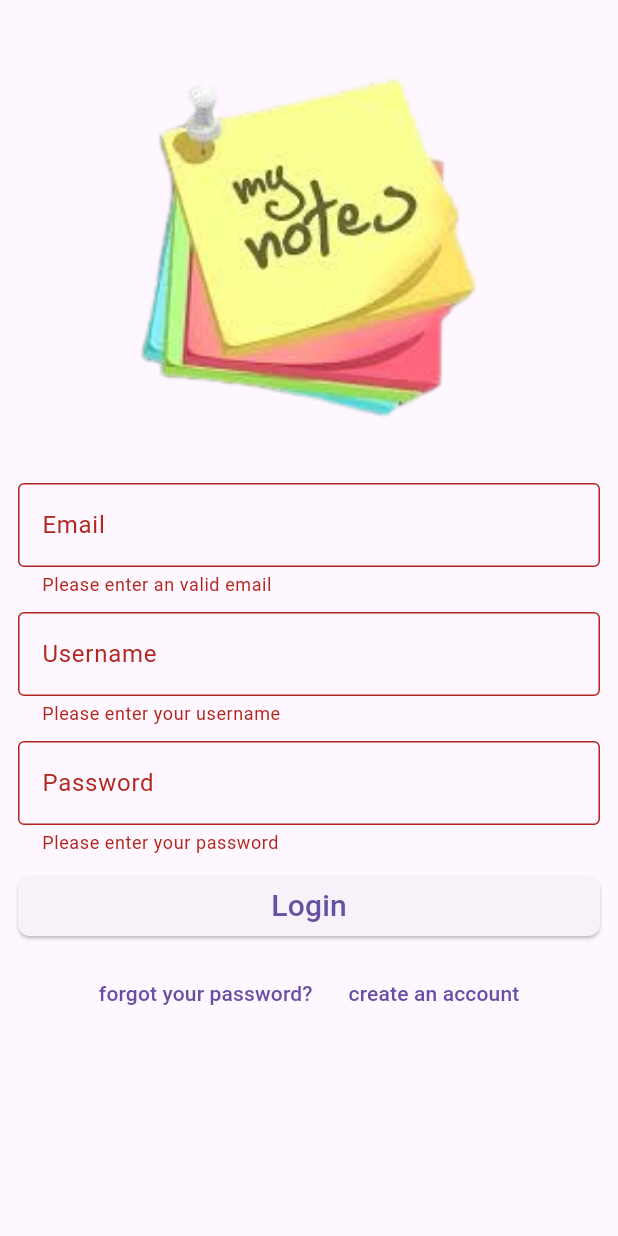
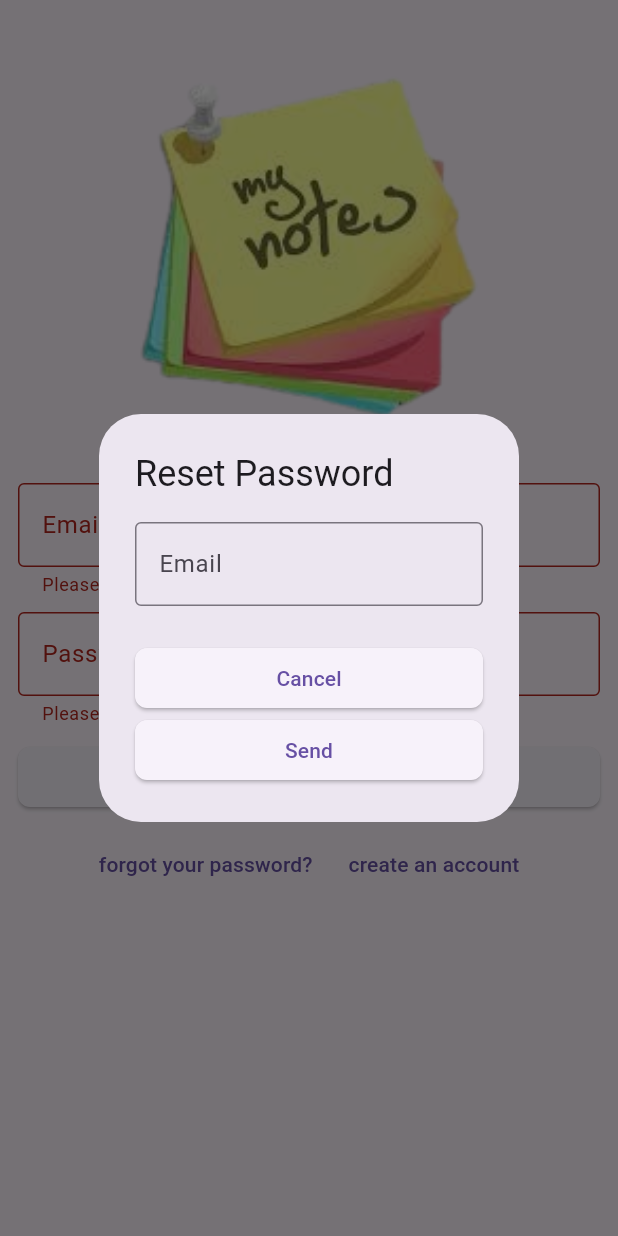
Before and after one commit to ciarte/block_note, a Flutter app: the screen it shows after launch, after a tap on "Login", after a tap on "forgot your password?", on a phone screen of 412 x 824 dp. Run offline on Flutter 3.47's test engine with Material 3 defaults, Android fonts, the phone set to English and light mode, and no system bars; our stand-ins replace cloud_firestore, firebase_auth, firebase_core, go_router; accounts and stored records are empty.

Commit message:
offline first

```diff
--- /dev/null
+++ b/lib/core/router/routes.dart
@@ -0,0 +1,64 @@
+import 'package:block_note/features/auth/data/repository/block_repository_impl.dart';
+import 'package:block_note/features/auth/domain/entity/user_entity.dart';
+import 'package:block_note/features/auth/domain/usecase/block_usecase.dart';
+import 'package:block_note/features/auth/presentation/block_view_model.dart';
+import 'package:block_note/features/auth/presentation/pages/block_page.dart';
+import 'package:block_note/features/auth/presentation/pages/login_page.dart';
+import 'package:block_note/features/auth/presentation/pages/register_page.dart';
+import 'package:firebase_auth/firebase_auth.dart';
+import 'package:go_router/go_router.dart';
+import 'package:provider/provider.dart';
+
+final FirebaseAuth _auth = FirebaseAuth.instance;
+
+final GoRouter routes = GoRouter(
+  initialLocation: '/',
+  redirect: (context, state) {
+    final user = _auth.currentUser;
+    final loggingIn = state.matchedLocation == '/';
+    if (user == null) {
+      return loggingIn ? null : '/';
+    }
+    if (loggingIn) {
+      return '/block';
+    }
+
+    return null;
+  },
+  routes: [
+    GoRoute(
+      path: '/',
+      name: LoginPage.name,
+      builder: (context, state) => LoginPage(),
+    ),
+    GoRoute(
+      path: '/register',
+      name: RegisterPage.name,
+      builder: (context, state) => RegisterPage(),
+    ),
+    GoRoute(
+      path: '/block',
+      name: BlockPage.name,
+      builder: (context, state) {
+        final firebaseUser = _auth.currentUser!;
+        final user = UserEntity(
+          id: firebaseUser.uid,
+          email: firebaseUser.email!,
+        );
+        return ChangeNotifierProvider(
+          create: (_) {
+            final vm = BlockViewModel(
+              user: user,
+              blockUsecase: BlockUsecase(
+                BlockRepositoryImpl(),
+              ),
+            );
+            vm.start();
+            return vm;
+          },
+          child: const BlockPage(),
+        );
+      },
+    ),
+  ],
+);
--- a/lib/features/auth/data/datasource/user_datasource.dart
+++ b/lib/features/auth/data/datasource/user_datasource.dart
@@ -6,11 +6,11 @@ class UserDatasource {
 
   UserDatasource();
 
-  Future<void> createUserData(  UserModel user) async {
+  Future<void> createUserData(UserModel user) async {
+
     await firestore.collection('users').doc(user.id).set({
       'createdAt': FieldValue.serverTimestamp(),
       'email': user.email,
-      'displayName': user.displayName,
     });
   }
 }
--- a/lib/features/auth/data/model/user_model.dart
+++ b/lib/features/auth/data/model/user_model.dart
@@ -5,14 +5,12 @@ class UserModel extends UserEntity {
   UserModel({
     required super.id,
     required super.email,
-    super.displayName,
   });
 
   factory UserModel.fromFirebase(UserCredential userCredential) {
     return UserModel(
       id: userCredential.user?.uid ?? '',
       email: userCredential.user?.email ?? '',
-      displayName: userCredential.user?.displayName,
     );
   }
 
@@ -20,7 +18,6 @@ class UserModel extends UserEntity {
     return UserModel(
       id: userCredential.id,
       email: userCredential.email,
-      displayName: userCredential.displayName,
     );
   }
 
@@ -28,7 +25,6 @@ class UserModel extends UserEntity {
     return {
       'id': id,
       'email': email,
-      'displayName': displayName,
     };
   }
 }
--- a/lib/features/auth/domain/entity/user_entity.dart
+++ b/lib/features/auth/domain/entity/user_entity.dart
@@ -1,19 +1,9 @@
 class UserEntity {
   final String id;
   final String email;
-  final String? displayName;
 
   UserEntity({
     required this.id,
     required this.email,
-    this.displayName,
   });
-
-  UserEntity? copyWith({required String displayName}) {
-    return UserEntity(
-      id: id,
-      email: email,
-      displayName: displayName,
-    );
-  }
 }
--- a/lib/features/auth/presentation/pages/login_page.dart
+++ b/lib/features/auth/presentation/pages/login_page.dart
@@ -13,7 +13,6 @@ class LoginPage extends StatelessWidget {
   final GlobalKey<FormState> _formKey = GlobalKey<FormState>();
   final _userController = TextEditingController();
   final _passwordController = TextEditingController();
-  final _userNameController = TextEditingController();
 
   @override
   Widget build(BuildContext context) {
@@ -37,8 +36,6 @@ class LoginPage extends StatelessWidget {
                               image:
                                   AssetImage('assets/images/notes_logo.png')))),
                   textEmailInput('Email', _userController),
-                  textInput('Username', 'Please enter your username',
-                      _userNameController),
                   textPassInput('Password', 'Please enter your password',
                       _passwordController),
                   ElevatedButton(
@@ -48,22 +45,21 @@ class LoginPage extends StatelessWidget {
                           borderRadius: BorderRadius.circular(8),
                         ),
                       ),
-                      onPressed: () {
+                      onPressed: () async{
                         if (_formKey.currentState!.validate()) {
-                          vm.login(
+                          await vm.login(
                               _userController.text,
-                              _passwordController.text,
-                              _userNameController.text);
+                              _passwordController.text);
                         }
                         if (!context.mounted) return;
-                        if (vm.successMessage != null) {
+                          if (vm.successMessage != null && vm.user != null) {
                           ScaffoldMessenger.of(context).showSnackBar(
                             SnackBar(
                               content: Text(vm.successMessage!),
                               backgroundColor: Colors.green,
                             ),
                           );
-                          context.goNamed(BlockPage.name);
+                          context.goNamed(BlockPage.name, extra: vm.user );
                         }
 
                         if (vm.errorMessage != null) {
@@ -84,9 +80,12 @@ class LoginPage extends StatelessWidget {
                     mainAxisAlignment: MainAxisAlignment.center,
                     children: [
                       TextButton(
-                          onPressed: () =>
-                              vm.resetPassword(_userController.text),
-                          child: Text('forgot your password?')),
+                        onPressed: () {
+                          final emailController = TextEditingController();
+                          _resetAlertDialog(context, emailController, vm);
+                        },
+                        child: const Text('forgot your password?'),
+                      ),
                       TextButton(
                           onPressed: () => context.goNamed(RegisterPage.name),
                           child: Text('create an account')),
@@ -100,4 +99,67 @@ class LoginPage extends StatelessWidget {
       ),
     );
   }
+
+  Future<dynamic> _resetAlertDialog(BuildContext context,
+      TextEditingController emailController, AuthViewModel vm) {
+    return showDialog(
+      context: context,
+      builder: (context) => AlertDialog(
+        title: const Text('Reset Password'),
+        content: textEmailInput('Email', _userController),
+        actions: [
+          ElevatedButton(
+            style: ElevatedButton.styleFrom(
+              minimumSize: const Size(double.infinity, 40),
+              shape: RoundedRectangleBorder(
+                borderRadius: BorderRadius.circular(8),
+              ),
+            ),
+            onPressed: () => Navigator.of(context).pop(),
+            child: const Text('Cancel'),
+          ),
+          ElevatedButton(
+            style: ElevatedButton.styleFrom(
+              minimumSize: const Size(double.infinity, 40),
+              shape: RoundedRectangleBorder(
+                borderRadius: BorderRadius.circular(8),
+              ),
+            ),
+            onPressed: () async {
+              final email = emailController.text.trim();
+              if (email.isEmpty) {
+                ScaffoldMessenger.of(context).showSnackBar(
+                  const SnackBar(
+                    content: Text('Please enter an email'),
+                    backgroundColor: Colors.red,
+                  ),
+                );
+                return;
+              }
+
+              await vm.resetPassword(email);
+              if (!context.mounted) return;
+              if (vm.successMessage != null) {
+                ScaffoldMessenger.of(context).showSnackBar(
+                  SnackBar(
+                    content: Text(vm.successMessage!),
+                    backgroundColor: Colors.green,
+                  ),
+                );
+              } else if (vm.errorMessage != null) {
+                ScaffoldMessenger.of(context).showSnackBar(
+                  SnackBar(
+                    content: Text(vm.errorMessage!),
+                    backgroundColor: Colors.red,
+                  ),
+                );
+              }
+              Navigator.of(context).pop();
+            },
+            child: const Text('Send'),
+          ),
+        ],
+      ),
+    );
+  }
 }
--- a/lib/main.dart
+++ b/lib/main.dart
@@ -1,3 +1,4 @@
+import 'package:cloud_firestore/cloud_firestore.dart';
 import 'package:flutter/material.dart';
 import 'package:provider/provider.dart';
 import 'package:firebase_core/firebase_core.dart';
@@ -7,12 +8,14 @@ import 'package:block_note/features/auth/presentation/auth_view_model.dart';
 import 'package:block_note/features/auth/data/repository/auth_repository_impl.dart';
 import 'package:block_note/features/auth/data/repository/user_repository_impl.dart';
 import 'package:block_note/features/auth/domain/usecase/user_usecase.dart';
-import 'package:block_note/router/routes.dart';
-
+import 'package:block_note/core/router/routes.dart';
 
 void main() async {
   WidgetsFlutterBinding.ensureInitialized();
   await Firebase.initializeApp();
+  FirebaseFirestore.instance.settings = const Settings(
+    persistenceEnabled: true,
+  );
   runApp(const MyApp());
 }
 
--- a/lib/router/routes.dart
+++ /dev/null
@@ -1,25 +0,0 @@
-import 'package:block_note/features/auth/presentation/pages/block_page.dart';
-import 'package:block_note/features/auth/presentation/pages/login_page.dart';
-import 'package:block_note/features/auth/presentation/pages/register_page.dart';
-import 'package:go_router/go_router.dart';
-
-final routes = GoRouter(
-  initialLocation: '/',
-  routes: [
-    GoRoute(
-      path: '/',
-      name: LoginPage.name,
-      builder: (context, state) => LoginPage(),
-    ),
-    GoRoute(
-      path: '/register',
-      name: RegisterPage.name,
-      builder: (context, state) => RegisterPage(),
-    ),
-    GoRoute(
-      path: '/block',
-      name: BlockPage.name,
-      builder: (context, state) => BlockPage(),
-    ),
-  ],
-);
--- a/lib/utils/inputs_widgets.dart
+++ b/lib/utils/inputs_widgets.dart
@@ -1,8 +1,9 @@
 import 'package:flutter/material.dart';
 
 TextFormField textInput(
-    String title, String errorMessage, TextEditingController controller) {
+    String title, String errorMessage, TextEditingController controller, {int? maxLength}) {
   return TextFormField(
+    maxLength: maxLength,
       obscureText: false,
       keyboardType: TextInputType.text,
       enableSuggestions: false,
```
Also changed, not shown: lib/features/auth/data/datasource/block_datasource.dart (added, +41 -0 lines), lib/features/auth/data/model/block_model.dart (added, +60 -0 lines), lib/features/auth/data/repository/block_repository_impl.dart (added, +35 -0 lines), lib/features/auth/domain/entity/block_entity.dart (added, +31 -0 lines), lib/features/auth/domain/repository/bloack_repository.dart (added, +9 -0 lines), lib/features/auth/domain/usecase/block_usecase.dart (added, +25 -0 lines), lib/features/auth/presentation/auth_view_model.dart (+6 -4 lines), lib/features/auth/presentation/block_view_model.dart (added, +89 -0 lines), lib/features/auth/presentation/pages/block_page.dart (+110 -5 lines), lib/features/auth/presentation/pages/new_block_page.dart (added, +91 -0 lines).
